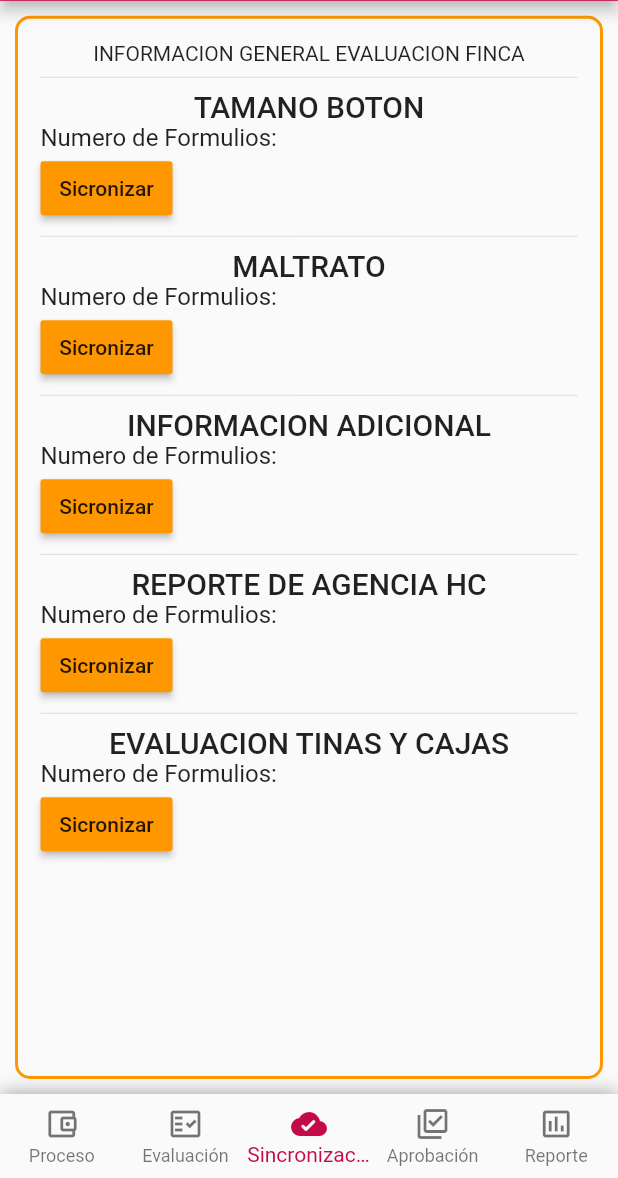
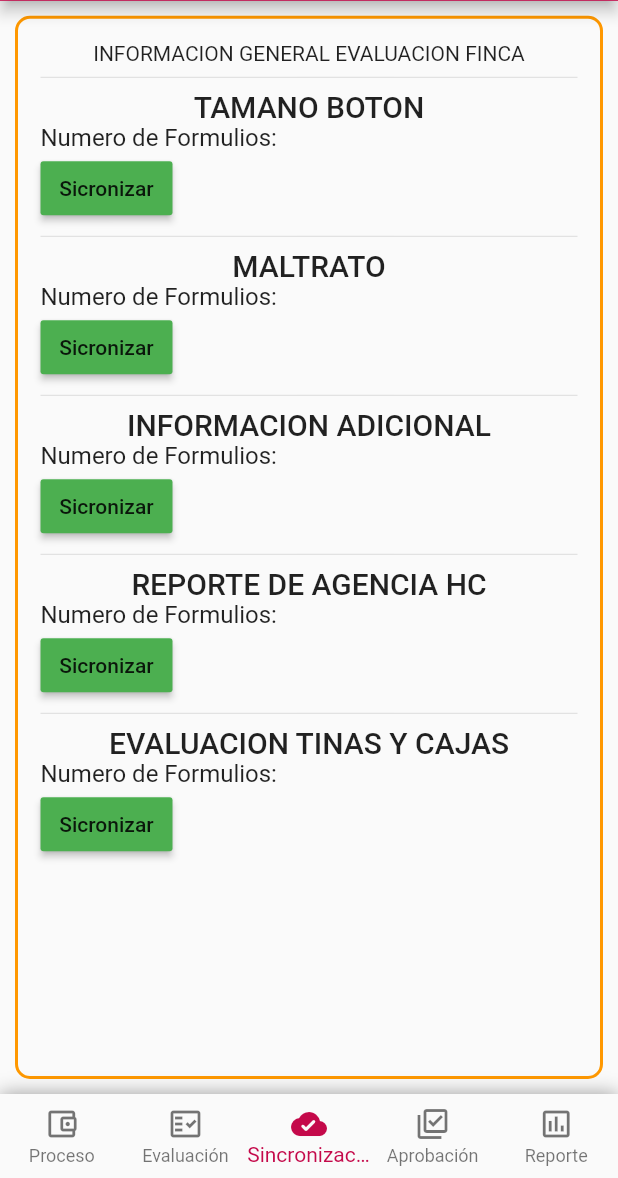
Before and after one commit to DaveCar0105/HCGMovilRanking, a Flutter app: the screen it shows after launch, on a phone screen of 412 x 824 dp, the part 58-1236 px from its top. Run offline on Flutter 3.47's test engine with Material 2 defaults, Android fonts, the light colour scheme and no system bars; drawn by our look-alikes of flutter_progress_hud; our stand-ins replace flutter_form_builder, get_it, shared_preferences, sqflite; missing offline and left inert: form_builder_image_picker; accounts and stored records are empty.

Commit message:
cambio de color de los botones

```diff
--- a/sistemashcg-admin-aplicativomovilran-b32745c15622/lib/src/ui/pages/sincronizacion/main-soncronizar.page.dart
+++ b/sistemashcg-admin-aplicativomovilran-b32745c15622/lib/src/ui/pages/sincronizacion/main-soncronizar.page.dart
@@ -49,8 +49,8 @@ class _MainSincroPageState extends State<MainSincroPage>{
                       Row(
                        children: [
                         RaisedButton(child: Text('Sicronizar'),
-                        color: Colors.orange,
-                        disabledColor:Colors.red,
+                        color: Colors.green,
+                        disabledColor:Colors.green,
                         padding: EdgeInsets.all(10),
                         onPressed: (){print("sincronizado");},
 
@@ -68,8 +68,8 @@ class _MainSincroPageState extends State<MainSincroPage>{
                       Row(
                        children: [
                         RaisedButton(child: Text('Sicronizar'),
-                        color: Colors.orange,
-                        disabledColor:Colors.red,
+                        color: Colors.green,
+                        disabledColor:Colors.green,
                         padding: EdgeInsets.all(10),
                         onPressed: (){print("sincronizado");},
 
@@ -88,8 +88,8 @@ class _MainSincroPageState extends State<MainSincroPage>{
                       Row(
                        children: [
                         RaisedButton(child: Text('Sicronizar'),
-                        color: Colors.orange,
-                        disabledColor:Colors.red,
+                        color: Colors.green,
+                        disabledColor:Colors.green,
                         padding: EdgeInsets.all(10),
                         onPressed: (){print("sincronizado");},
 
@@ -107,8 +107,8 @@ class _MainSincroPageState extends State<MainSincroPage>{
                       Row(
                        children: [
                         RaisedButton(child: Text('Sicronizar'),
-                        color: Colors.orange,
-                        disabledColor:Colors.red,
+                        color: Colors.green,
+                        disabledColor:Colors.green,
                         padding: EdgeInsets.all(10),
                         onPressed: (){print("sincronizado");},
 
@@ -126,8 +126,8 @@ class _MainSincroPageState extends State<MainSincroPage>{
                       Row(
                        children: [
                         RaisedButton(child: Text('Sicronizar'),
-                        color: Colors.orange,
-                        disabledColor:Colors.red,
+                        color: Colors.green,
+                        disabledColor:Colors.green,
                         padding: EdgeInsets.all(10),
                         onPressed: (){print("sincronizado");},
 
```
